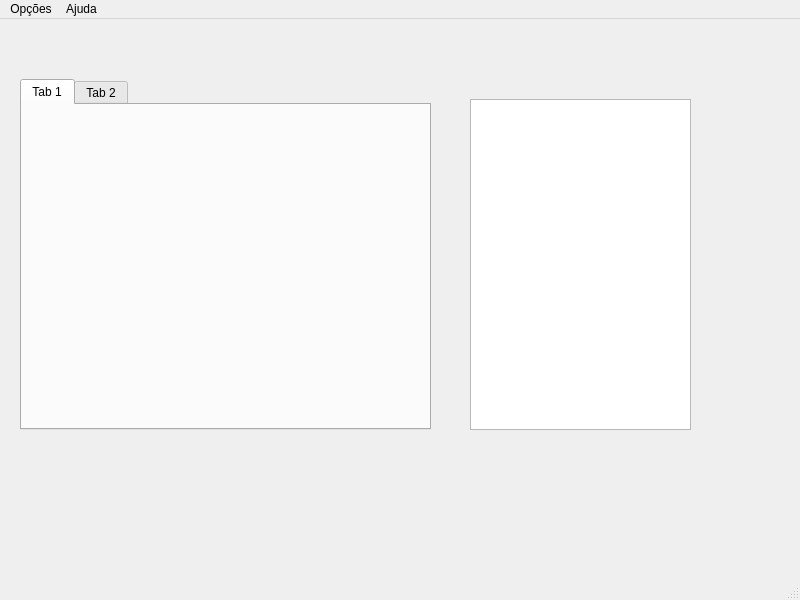
Before: the Qt Designer form ControladorDMX/mainwindow.ui in guilhermecv/prg22107, drawn with Qt 5.
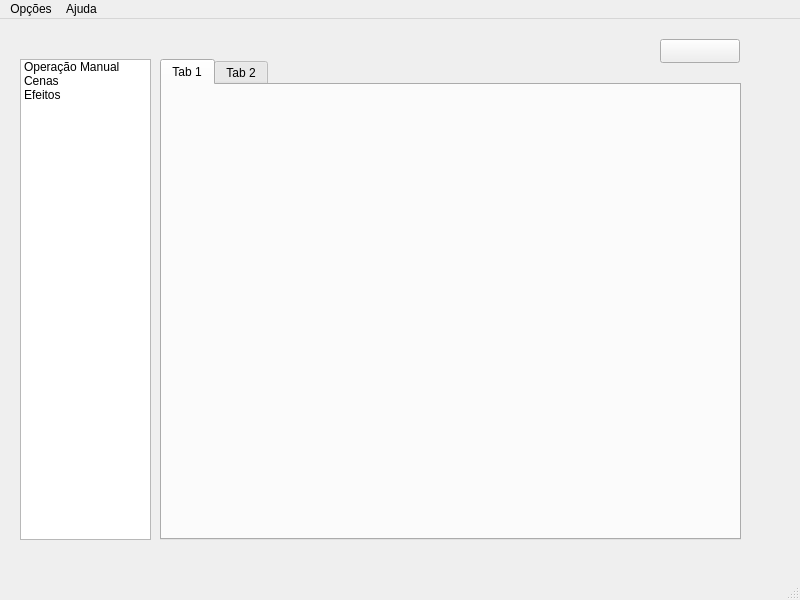
After: the same form once the commit is applied.

```diff
--- a/ControladorDMX/mainwindow.ui
+++ b/ControladorDMX/mainwindow.ui
@@ -14,13 +14,38 @@
    <string>MainWindow</string>
   </property>
   <widget class="QWidget" name="centralwidget">
-   <widget class="QTabWidget" name="tabWidget">
+   <widget class="QListWidget" name="listWidget">
     <property name="geometry">
      <rect>
       <x>20</x>
-      <y>60</y>
-      <width>411</width>
-      <height>351</height>
+      <y>40</y>
+      <width>131</width>
+      <height>481</height>
+     </rect>
+    </property>
+    <item>
+     <property name="text">
+      <string>Operação Manual</string>
+     </property>
+    </item>
+    <item>
+     <property name="text">
+      <string>Cenas</string>
+     </property>
+    </item>
+    <item>
+     <property name="text">
+      <string>Efeitos</string>
+     </property>
+    </item>
+   </widget>
+   <widget class="QTabWidget" name="tabWidget">
+    <property name="geometry">
+     <rect>
+      <x>160</x>
+      <y>40</y>
+      <width>581</width>
+      <height>481</height>
      </rect>
     </property>
     <property name="currentIndex">
@@ -37,15 +62,18 @@
      </attribute>
     </widget>
    </widget>
-   <widget class="QTextBrowser" name="info">
+   <widget class="QPushButton" name="bDMX">
     <property name="geometry">
      <rect>
-      <x>470</x>
-      <y>80</y>
-      <width>221</width>
-      <height>331</height>
+      <x>660</x>
+      <y>20</y>
+      <width>80</width>
+      <height>24</height>
      </rect>
     </property>
+    <property name="text">
+     <string/>
+    </property>
    </widget>
   </widget>
   <widget class="QMenuBar" name="menubar">
```
